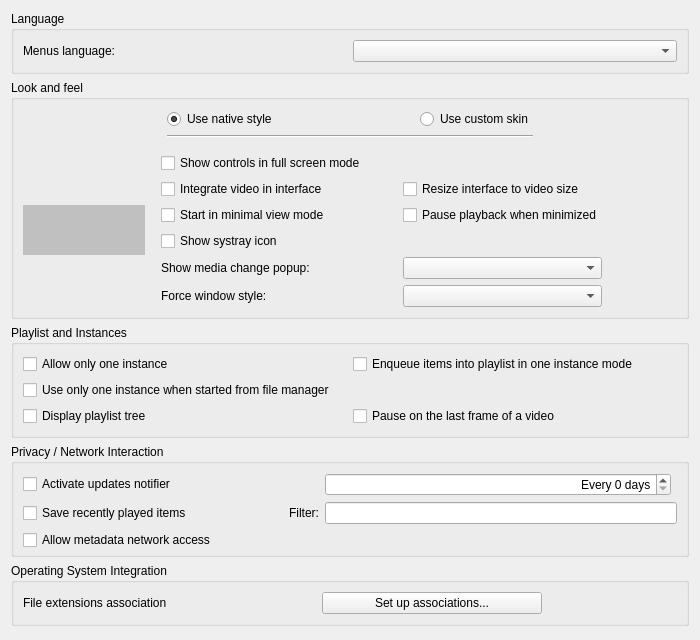
omunroe-com/ubtvlc, file modules/gui/qt4/ui/sprefs_interface.ui: the form before one commit.
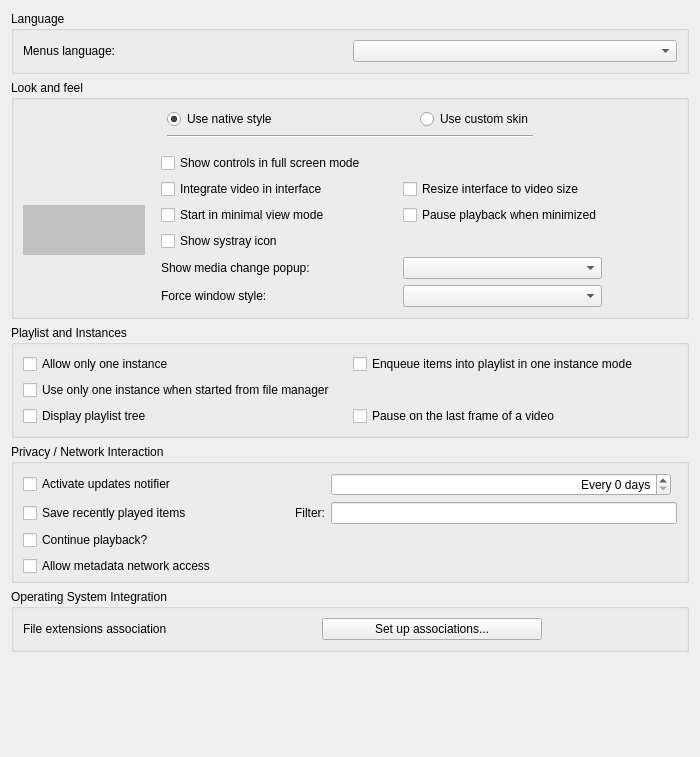
The form after the commit. Custom widgets are drawn as their Qt base class.

```diff
--- a/modules/gui/qt4/ui/sprefs_interface.ui
+++ b/modules/gui/qt4/ui/sprefs_interface.ui
@@ -8,7 +8,7 @@
     <x>0</x>
     <y>0</y>
     <width>700</width>
-    <height>640</height>
+    <height>757</height>
    </rect>
   </property>
   <property name="sizePolicy">
@@ -553,13 +553,20 @@
         </property>
        </widget>
       </item>
-      <item row="3" column="0">
+      <item row="4" column="0">
        <widget class="QCheckBox" name="MetadataNetworkAccessMode">
         <property name="text">
          <string>Allow metadata network access</string>
         </property>
        </widget>
       </item>
+      <item row="3" column="0" colspan="4">
+       <widget class="QCheckBox" name="continueBox">
+        <property name="text">
+         <string>Continue playback?</string>
+        </property>
+       </widget>
+      </item>
      </layout>
     </widget>
    </item>
```
